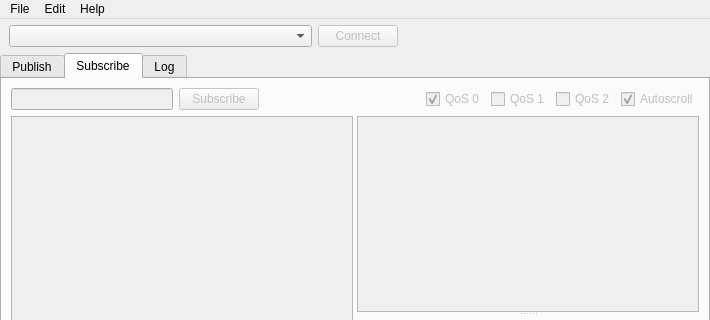
kwakobo/qmqttviewer, file src/qmqttviewer.ui: the form before one commit; both pictures show x 0 to 710 and y 0 to 320 of the 710 by 597 pixel window.
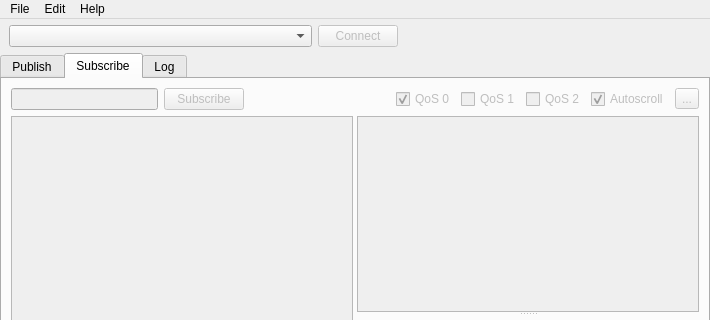
The form after the commit. The open tabs and pages were chosen to show the change.

Commit message: Add action to clear messages

```diff
--- a/src/qmqttviewer.ui
+++ b/src/qmqttviewer.ui
@@ -266,6 +266,13 @@
              </property>
             </widget>
            </item>
+           <item>
+            <widget class="QToolButton" name="additional">
+             <property name="text">
+              <string>...</string>
+             </property>
+            </widget>
+           </item>
           </layout>
          </widget>
         </item>
```
The commit also changes 2 other files.
